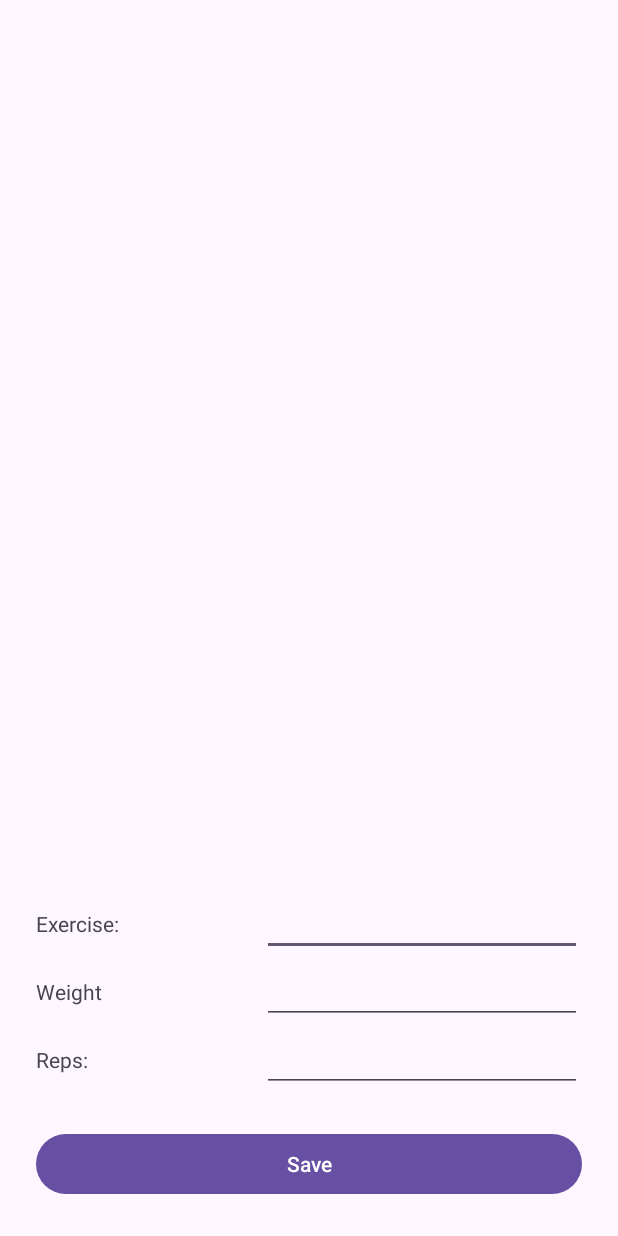
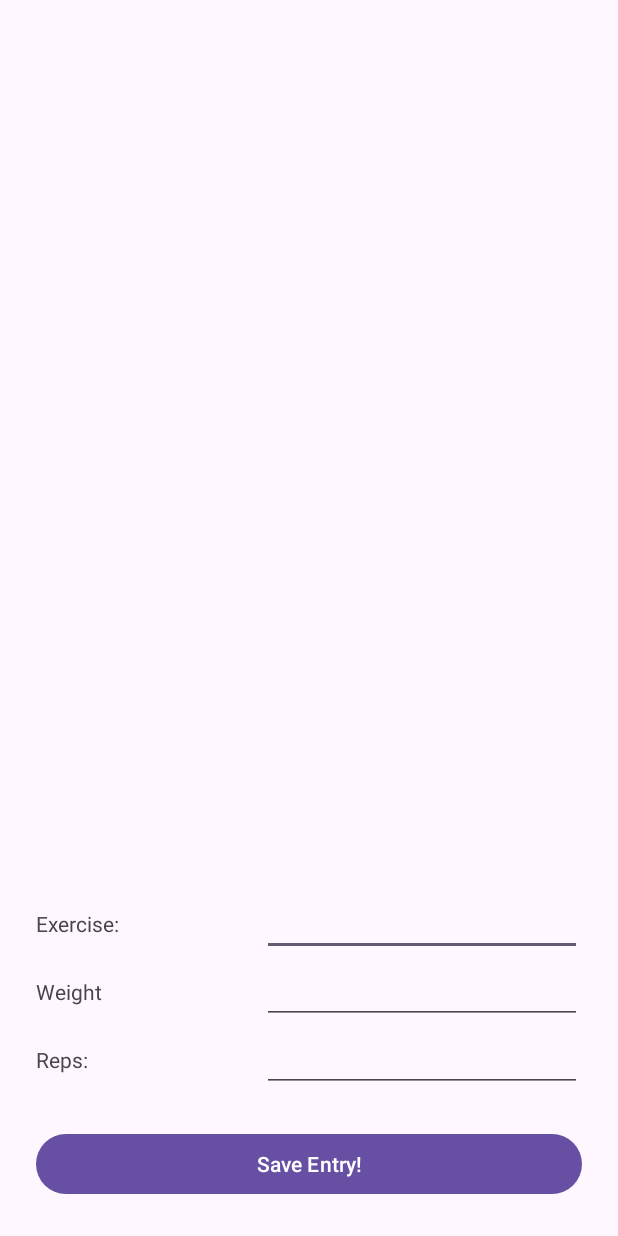
Before and after one commit to nasser-csumb/gymlog, an Android app: the screen it shows after launch (MainActivity), on a phone screen of 412 x 824 dp. Run offline under Robolectric (Android 15) with nearby library versions, the phone set to English and light mode, and no system bars.

Commit message:
Part 1: make minor tweaks to UI

```diff
--- a/app/src/main/res/layout/activity_main.xml
+++ b/app/src/main/res/layout/activity_main.xml
@@ -98,7 +98,7 @@
             android:layout_width="match_parent"
             android:layout_height="wrap_content"
             android:layout_marginTop="24dp"
-            android:text="Save" />
+            android:text="Save Entry!" />
 
     </LinearLayout>
 
```
